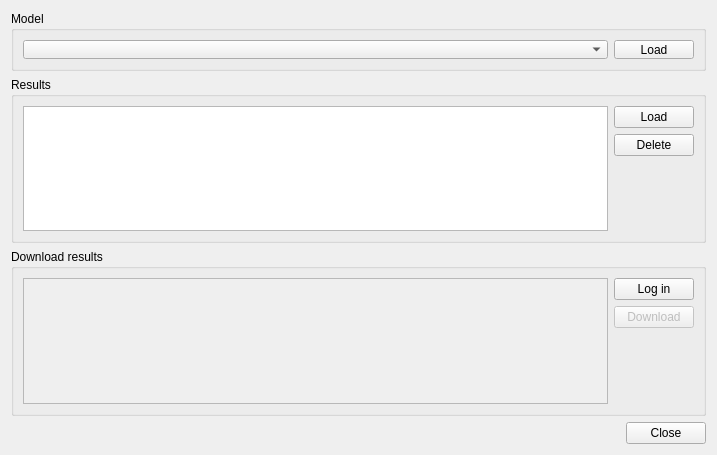
Old version of the form ui/threedi_result_selection_dialog.ui in the repository nens/threedi-results-analysis.
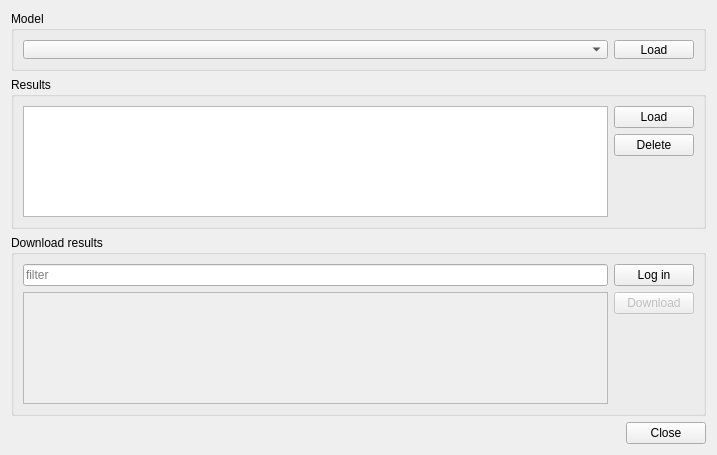
New version of the form. Custom widgets are drawn as their Qt base class.

Commit message: Richard filter result selection (#276)

The edit to the form file:
```diff
--- a/ui/threedi_result_selection_dialog.ui
+++ b/ui/threedi_result_selection_dialog.ui
@@ -129,13 +129,36 @@
      <property name="saveCheckedState">
       <bool>false</bool>
      </property>
-     <layout class="QHBoxLayout" name="horizontalLayout_3">
+     <layout class="QHBoxLayout" name="horizontalLayout">
+      <item>
+       <layout class="QVBoxLayout" name="verticalLayout_3">
+        <item>
+         <widget class="QLineEdit" name="filterLineEdit">
+          <property name="toolTip">
+           <string/>
+          </property>
+          <property name="inputMask">
+           <string/>
+          </property>
+          <property name="text">
+           <string/>
+          </property>
+          <property name="placeholderText">
+           <string>filter</string>
+          </property>
+         </widget>
+        </item>
       <item>
        <widget class="QTableView" name="downloadResultTableView">
         <property name="enabled">
          <bool>false</bool>
         </property>
-       </widget>
+          <property name="sortingEnabled">
+           <bool>true</bool>
+          </property>
+         </widget>
+        </item>
+       </layout>
       </item>
       <item>
        <layout class="QVBoxLayout" name="verticalLayout_4">
```
Lines whose indentation alone changed are shown as unchanged. The commit also changes 2 other files.
